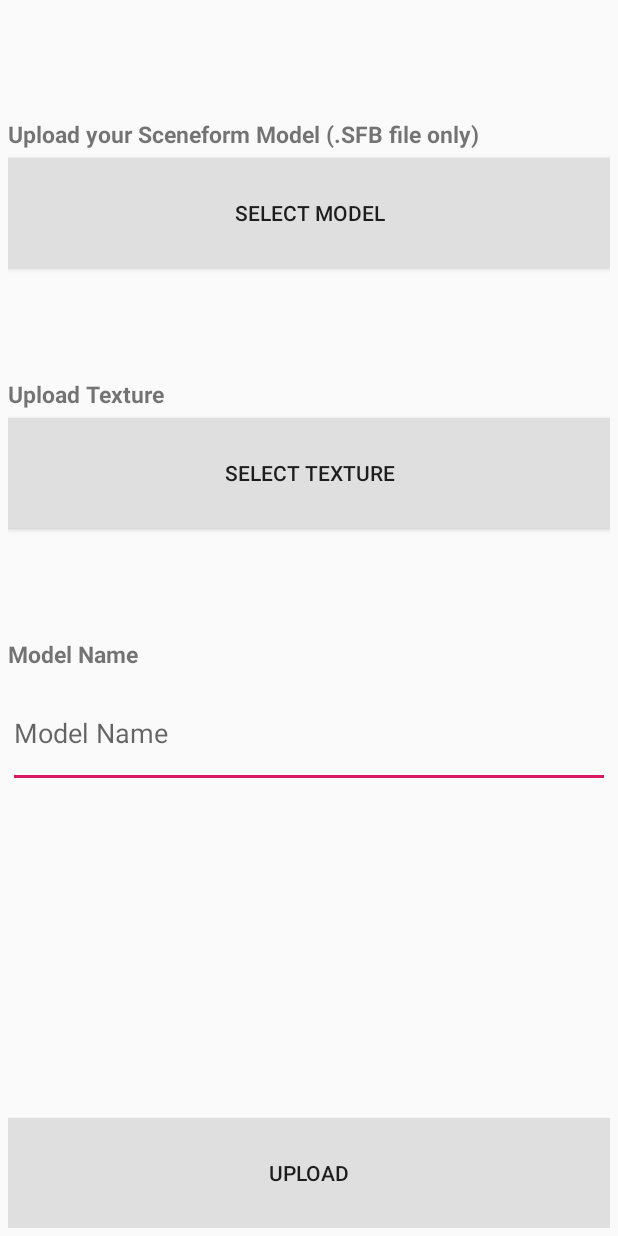
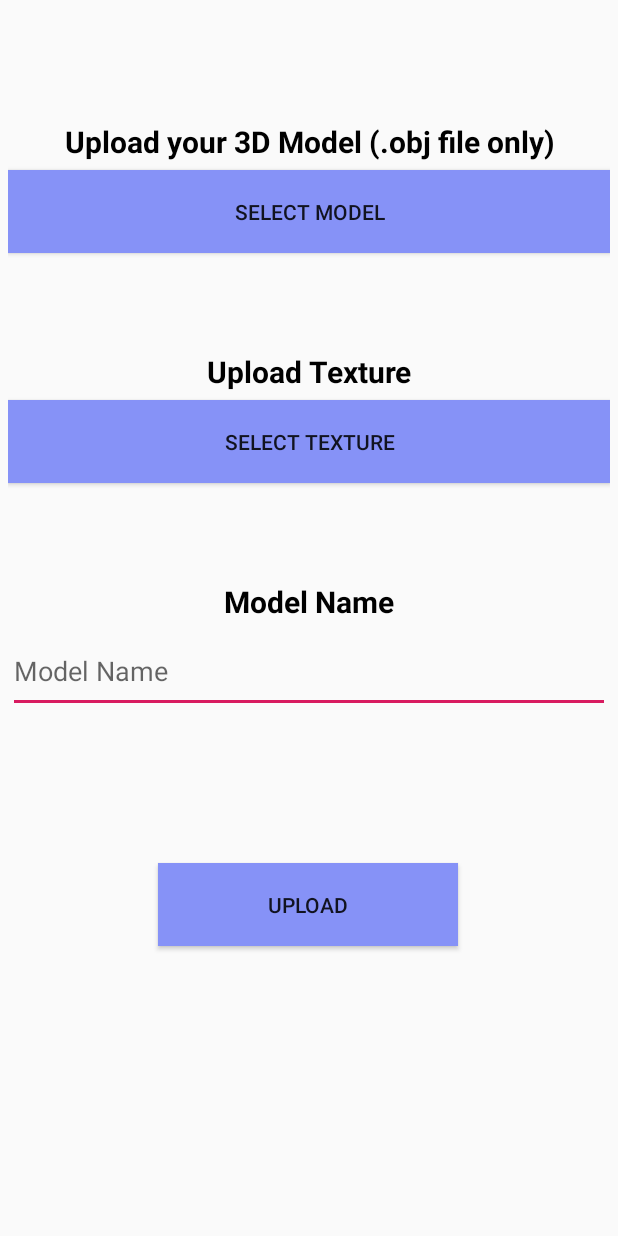
Before and after one commit to Adithya-srikar/Holo-Cast, an Android app: the layout activity_upload.xml on its own in the app's theme, with its tools: preview values and no code run, on a phone screen of 412 x 824 dp. Run offline under Robolectric (Android 15) with nearby library versions, the phone set to English and light mode, and no system bars; Roboto replaces fonts that are not available here.

Commit message:
final classes(ui)

```diff
--- a/app/build.gradle
+++ b/app/build.gradle
@@ -55,6 +55,7 @@
     implementation 'com.android.support:appcompat-v7:27.1.1'
     //noinspection GradleCompatible
     implementation 'com.android.support:design:27.1.1'
+    implementation 'com.google.android.material:material:1.12.0'
 
     //Video
     implementation 'io.agora.rtc:full-sdk:2.9.4'
--- a/app/src/main/java/com/example/arcoreagora/models/Recent.java
+++ b/app/src/main/java/com/example/arcoreagora/models/Recent.java
@@ -3,13 +3,15 @@
 public class Recent {
     public String username;
     public String channel;
+    public String joinedDateTime; // Added field for date and time
 
-    // Default constructor required for calls to DataSnapshot.getValue(User.class)
+    // Default constructor (required for Firebase)
     public Recent() {
     }
 
-    public Recent( String username, String channel) {
+    public Recent(String username, String channel, String joinedDateTime) {
         this.username = username;
         this.channel = channel;
+        this.joinedDateTime = joinedDateTime;
     }
 }
--- a/app/src/main/java/com/example/arcoreagora/signupActivity.java
+++ b/app/src/main/java/com/example/arcoreagora/signupActivity.java
@@ -57,7 +57,7 @@
             @Override
             public void onNothingSelected(AdapterView<?> parentView) {
                 // Default to "Viewer" if nothing selected
-                selectedRole = "Viewer";
+                selectedRole = null;
             }
         });
         signupButton.setOnClickListener(new View.OnClickListener() {
--- a/app/src/main/res/layout/activity_student_main.xml
+++ b/app/src/main/res/layout/activity_student_main.xml
@@ -25,7 +25,7 @@
         android:id="@+id/gallery_recycler_view"
         android:layout_width="match_parent"
         android:layout_height="match_parent"
-        android:layout_marginTop="?attr/actionBarSize"
+        android:layout_marginTop="10dp"
         android:scrollbars="vertical"
         app:layout_behavior="@string/appbar_scrolling_view_behavior" />
 
--- a/app/src/main/res/layout/activity_upload.xml
+++ b/app/src/main/res/layout/activity_upload.xml
@@ -14,52 +14,66 @@
         android:layout_height="match_parent"
         android:orientation="vertical"
         android:weightSum="10"
+        android:paddingTop="20dp"
         android:layout_margin="5dp">
 
         <TextView
             android:layout_width="match_parent"
             android:layout_height="wrap_content"
             android:layout_weight="1"
-            android:text="Upload your Sceneform Model (.SFB file only)"
-            android:textSize="15sp"
+            android:text="Upload your 3D Model (.obj file only)"
+            android:textSize="20dp"
             android:textStyle="bold"
+            android:textColor="@color/black"
             android:paddingBottom="5dp"
-            android:gravity="bottom" />
+            android:textAlignment="center"
+            android:gravity="bottom"
+            />
 
         <Button
             android:id="@+id/upload_select_model"
             android:layout_width="match_parent"
             android:layout_height="0dp"
             android:layout_weight="1"
-            android:background="@color/grayButton"
+            android:background="@color/lavander"
+            android:shadowRadius="10"
             android:text="Select Model"/>
 
         <TextView
             android:layout_width="match_parent"
             android:layout_height="wrap_content"
             android:layout_weight="1"
+            android:paddingTop="10dp"
             android:text="Upload Texture"
-            android:textSize="15sp"
+            android:textSize="20dp"
+            android:textColor="@color/black"
+            android:textAlignment="center"
             android:textStyle="bold"
             android:paddingBottom="5dp"
-            android:gravity="bottom" />
+            android:gravity="bottom"
+            tools:ignore="RtlCompat" />
 
         <Button
             android:id="@+id/upload_select_thumbnail"
             android:layout_width="match_parent"
             android:layout_height="0dp"
             android:layout_weight="1"
-            android:background="@color/grayButton"
+            android:background="@color/lavander"
+            android:shadowRadius="10"
             android:text="Select texture" />
         <TextView
             android:layout_width="match_parent"
             android:layout_height="wrap_content"
             android:layout_weight="1"
             android:text="Model Name"
-            android:textSize="15sp"
+            android:paddingTop="10dp"
+            android:textSize="20dp"
             android:textStyle="bold"
+            android:textColor="@color/black"
+            android:textAlignment="center"
+            android:gravity="bottom"
             android:paddingBottom="5dp"
-            android:gravity="bottom" />
+             />
         <EditText
             android:id="@+id/modelname"
             android:layout_width="match_parent"
@@ -67,17 +81,18 @@
             android:layout_height="0dp"
             android:layout_weight="1"
             />
-        <TextView
-            android:layout_width="match_parent"
-            android:layout_height="0dp"
-            android:layout_weight="3"/>
+
 
         <Button
             android:id="@+id/upload_model"
-            android:layout_width="match_parent"
+            android:layout_width="200dp"
             android:layout_height="0dp"
             android:layout_weight="1"
-            android:background="@color/grayButton"
+            android:layout_marginLeft="100dp"
+            android:layout_marginRight="100dp"
+            android:layout_marginBottom="20dp"
+            android:background="@color/lavander"
+            android:layout_marginTop="100dp"
             android:text="Upload" />
 
     </LinearLayout>
```
Also changed, not shown: app/src/main/java/com/example/arcoreagora/ChannelActivity.java (+22 -18 lines), app/src/main/java/com/example/arcoreagora/LoginActivity.java (+6 -1 lines), app/src/main/java/com/example/arcoreagora/RecentAdapter.java (added, +64 -0 lines), app/src/main/java/com/example/arcoreagora/student_main.java (+54 -1 lines), app/src/main/res/drawable/card_background.xml (added, +19 -0 lines), app/src/main/res/drawable/normal_square.xml (added, +11 -0 lines), app/src/main/res/layout/recent_item_layout.xml (added, +46 -0 lines).
